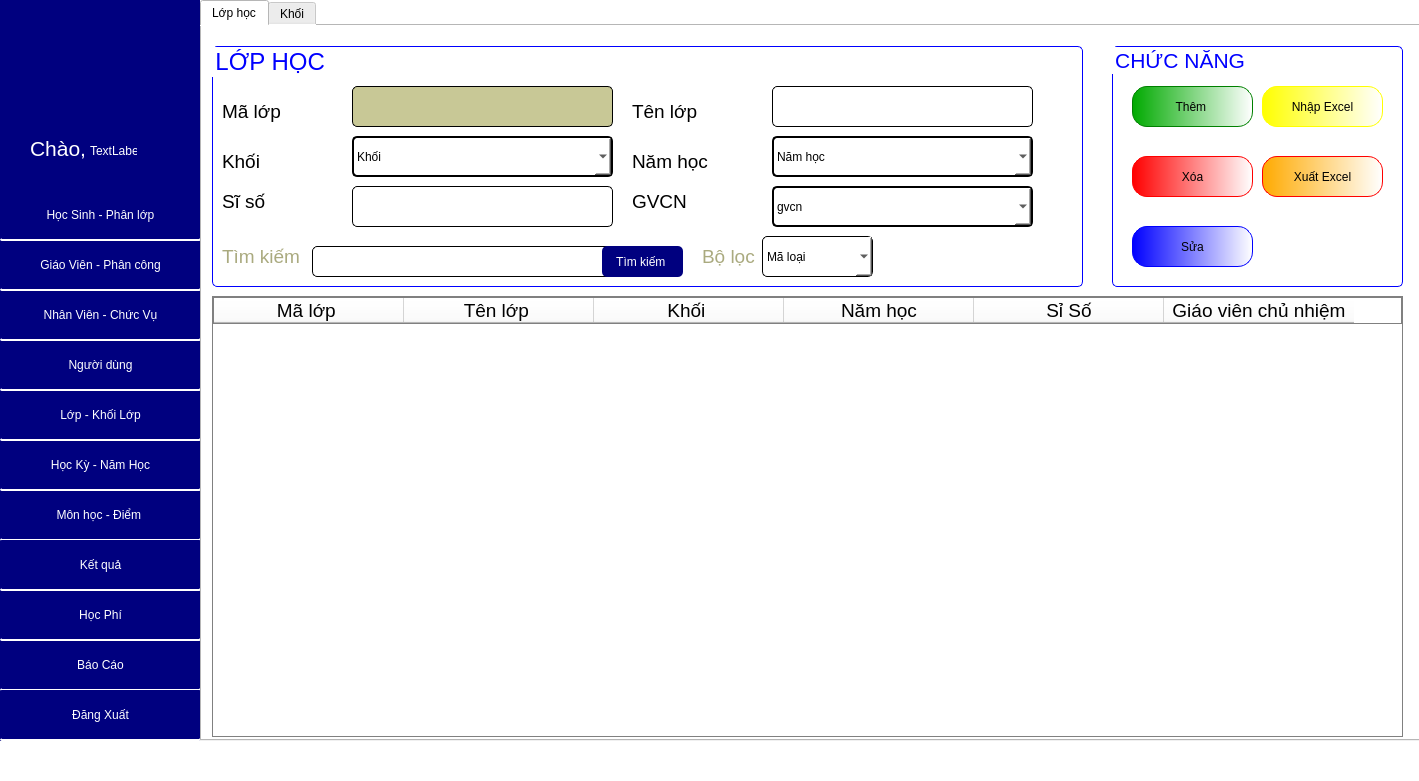
Old version of the form GUI/TrangChu.ui in the repository phuthuy44/Student--py.
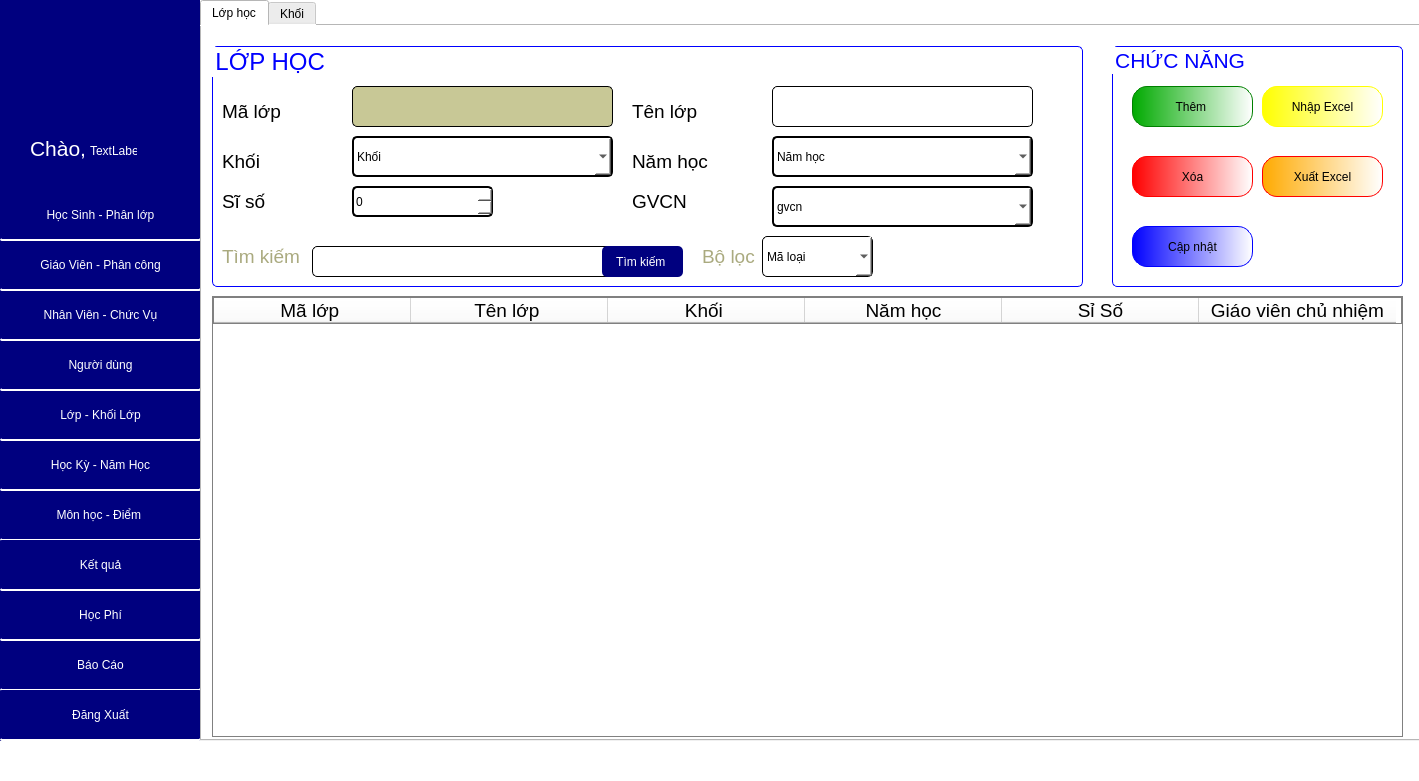
New version of the form.

Commit message: add,update,delete for "LopHoc"

Diff of the .ui file:
```diff
--- a/GUI/TrangChu.ui
+++ b/GUI/TrangChu.ui
@@ -5520,7 +5520,7 @@
 font: 75 14pt &quot;Tahoma&quot;;</string>
         </property>
         <attribute name="horizontalHeaderDefaultSectionSize">
-         <number>190</number>
+         <number>197</number>
         </attribute>
         <column>
          <property name="text">
@@ -5681,7 +5681,7 @@
 </string>
          </property>
          <property name="text">
-          <string>Sửa</string>
+          <string>Cập nhật</string>
          </property>
         </widget>
         <widget class="QPushButton" name="pushButton_79">
@@ -5937,29 +5937,6 @@
           </property>
          </item>
         </widget>
-        <widget class="QLineEdit" name="lineEdit_73">
-         <property name="enabled">
-          <bool>true</bool>
-         </property>
-         <property name="geometry">
-          <rect>
-           <x>140</x>
-           <y>140</y>
-           <width>261</width>
-           <height>41</height>
-          </rect>
-         </property>
-         <property name="styleSheet">
-          <string notr="true">QLineEdit{
-font: 16pt &quot;Tahoma&quot;;
-border-radius:5px;
-border: 1px solid black;
-}</string>
-         </property>
-         <property name="text">
-          <string/>
-         </property>
-        </widget>
         <widget class="QLabel" name="label_138">
          <property name="geometry">
           <rect>
@@ -6165,6 +6142,24 @@
           <string>Tìm kiếm </string>
          </property>
         </widget>
+        <widget class="QSpinBox" name="spinBoxSiso">
+         <property name="geometry">
+          <rect>
+           <x>140</x>
+           <y>140</y>
+           <width>141</width>
+           <height>31</height>
+          </rect>
+         </property>
+         <property name="styleSheet">
+          <string notr="true">font: 16pt &quot;Tahoma&quot;;
+border:2px solid black;
+color: black;
+background-color: rgb(255, 255, 255);
+border-radius:5px;
+</string>
+         </property>
+        </widget>
        </widget>
       </widget>
       <widget class="QWidget" name="tab_10">
```
Left out of the diff: 18 changed lines with no effect on the pictures. The commit also changes 1 other file.
